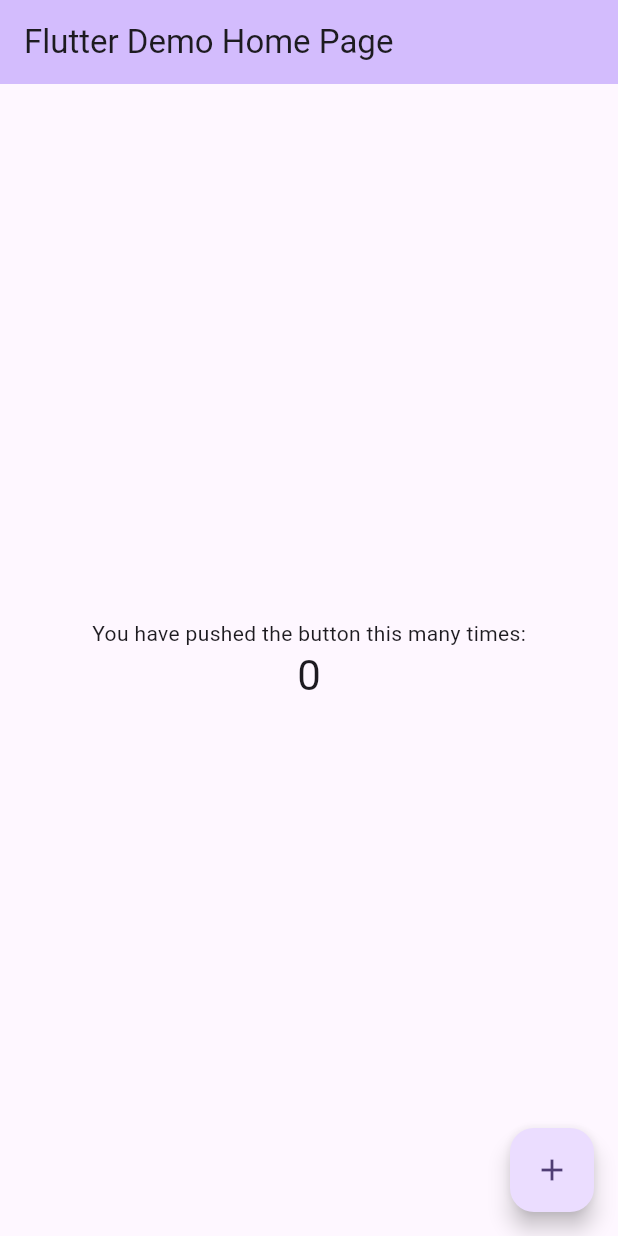
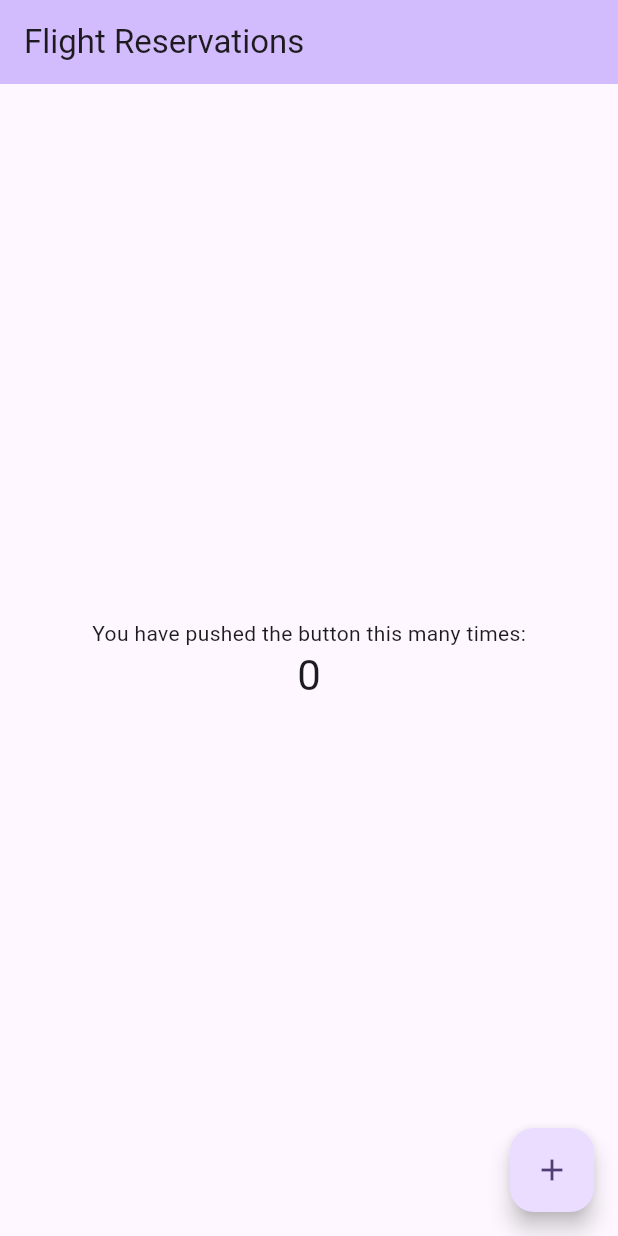
Before and after one commit to Thecow-007/flight_reservations, a Flutter app: the screen it shows after launch, on a phone screen of 412 x 824 dp. Run offline on Flutter 3.47's test engine with Material 3 defaults, Android fonts, the phone set to English and light mode, and no system bars; our stand-ins replace floor; accounts and stored records are empty.

```diff
--- /dev/null
+++ b/lib/Flight.dart
@@ -0,0 +1,21 @@
+import 'package:floor/floor.dart';
+
+import 'Airplane.dart';
+
+@Entity(
+  foreignKeys: [
+  ForeignKey(childColumns: ['airplaneId'], parentColumns: ['id'], entity: Airplane),
+],)
+class Flight{
+
+  @PrimaryKey(autoGenerate: true)
+  final int? id;
+
+  String departureCity;
+  String destinationCity;
+  String departureTime;
+  String arrivalTime;
+  int airplaneId;
+
+  Flight(this.id, this.departureCity, this.destinationCity, this.departureTime, this.arrivalTime, this.airplaneId);
+}
--- a/lib/main.dart
+++ b/lib/main.dart
@@ -13,25 +13,10 @@ class MyApp extends StatelessWidget {
     return MaterialApp(
       title: 'Flutter Demo',
       theme: ThemeData(
-        // This is the theme of your application.
-        //
-        // TRY THIS: Try running your application with "flutter run". You'll see
-        // the application has a purple toolbar. Then, without quitting the app,
-        // try changing the seedColor in the colorScheme below to Colors.green
-        // and then invoke "hot reload" (save your changes or press the "hot
-        // reload" button in a Flutter-supported IDE, or press "r" if you used
-        // the command line to start the app).
-        //
-        // Notice that the counter didn't reset back to zero; the application
-        // state is not lost during the reload. To reset the state, use hot
-        // restart instead.
-        //
-        // This works for code too, not just values: Most code changes can be
-        // tested with just a hot reload.
         colorScheme: ColorScheme.fromSeed(seedColor: Colors.deepPurple),
         useMaterial3: true,
       ),
-      home: const MyHomePage(title: 'Flutter Demo Home Page'),
+      home: const MyHomePage(title: 'Flight Reservations'),
     );
   }
 }
--- a/pubspec.yaml
+++ b/pubspec.yaml
@@ -30,6 +30,7 @@ environment:
 dependencies:
   flutter:
     sdk: flutter
+  floor: ^1.4.0
 
 
   # The following adds the Cupertino Icons font to your application.
@@ -39,6 +40,8 @@ dependencies:
 dev_dependencies:
   flutter_test:
     sdk: flutter
+  floor_generator: ^1.4.0
+  build_runner: ^2.1.2
 
   # The "flutter_lints" package below contains a set of recommended lints to
   # encourage good coding practices. The lint set provided by the package is
```
Also changed, not shown: lib/Airplane.dart (added, +15 -0 lines), lib/Customer.dart (added, +16 -0 lines), lib/Reservation.dart (added, +23 -0 lines), pubspec.lock, 1 other file.
